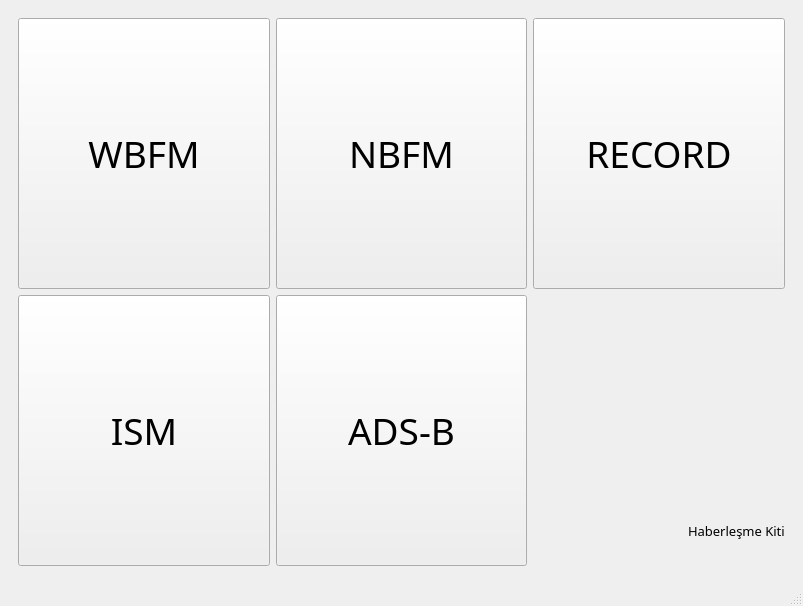
Old version of the form hakigui/RTLGUINEW_LATEST.ui in the repository murat-sever/HaKiGUI.
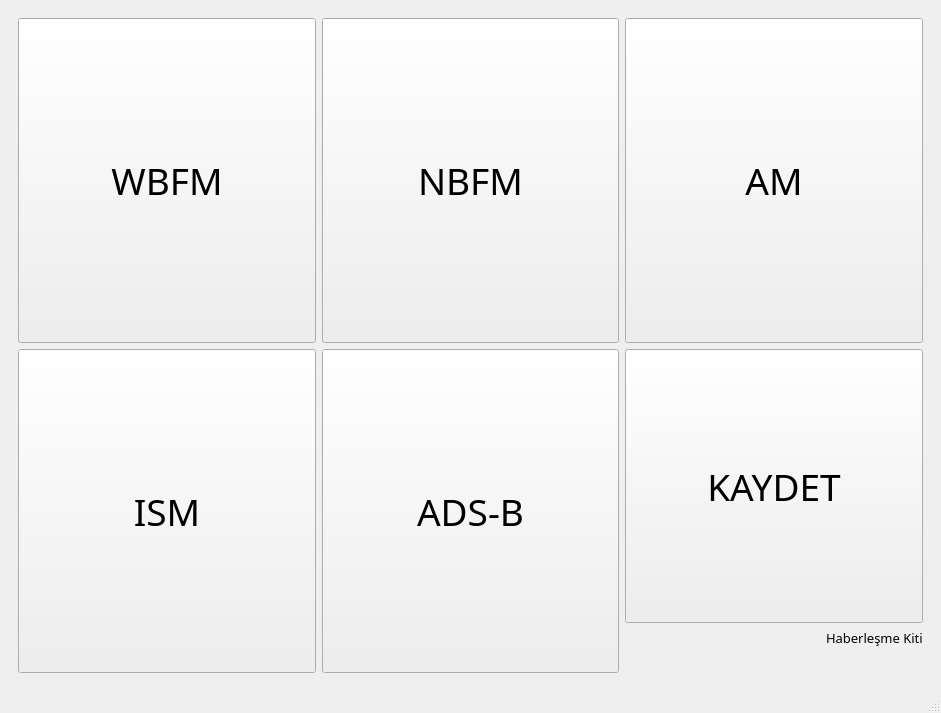
New version of the form. The open tabs and pages were chosen to show the change. Icons and pictures are not drawn.

Commit message: AM butonu eklendi

```diff
--- a/hakigui/RTLGUINEW_LATEST.ui
+++ b/hakigui/RTLGUINEW_LATEST.ui
@@ -6,8 +6,8 @@
    <rect>
     <x>0</x>
     <y>0</y>
-    <width>803</width>
-    <height>606</height>
+    <width>941</width>
+    <height>713</height>
    </rect>
   </property>
   <property name="windowTitle">
@@ -467,7 +467,7 @@
       <widget class="QWidget" name="page_2">
        <layout class="QGridLayout" name="gridLayout_4">
         <item row="0" column="2">
-         <widget class="QToolButton" name="toolButton_5">
+         <widget class="QToolButton" name="toolButton_6">
           <property name="sizePolicy">
            <sizepolicy hsizetype="Expanding" vsizetype="Expanding">
             <horstretch>0</horstretch>
@@ -481,7 +481,7 @@
            </font>
           </property>
           <property name="text">
-           <string>RECORD</string>
+           <string>AM</string>
           </property>
           <property name="icon">
            <iconset>
@@ -699,21 +699,34 @@
               </property>
              </spacer>
             </item>
-            <item row="0" column="1">
-             <spacer name="verticalSpacer">
-              <property name="orientation">
-               <enum>Qt::Vertical</enum>
+            <item row="0" column="0" colspan="2">
+             <widget class="QPushButton" name="toolButton_5">
+              <property name="sizePolicy">
+               <sizepolicy hsizetype="Expanding" vsizetype="Expanding">
+                <horstretch>0</horstretch>
+                <verstretch>0</verstretch>
+               </sizepolicy>
               </property>
-              <property name="sizeType">
-               <enum>QSizePolicy::Expanding</enum>
+              <property name="font">
+               <font>
+                <family>MS Reference Sans Serif</family>
+                <pointsize>28</pointsize>
+               </font>
               </property>
-              <property name="sizeHint" stdset="0">
+              <property name="text">
+               <string>KAYDET</string>
+              </property>
+              <property name="icon">
+               <iconset>
+                <normaloff>icons/record.png</normaloff>icons/record.png</iconset>
+              </property>
+              <property name="iconSize">
                <size>
-                <width>20</width>
-                <height>50</height>
+                <width>30</width>
+                <height>30</height>
                </size>
               </property>
-             </spacer>
+             </widget>
             </item>
            </layout>
           </item>
```
Left out of the diff: 20 changed lines with no effect on the pictures.
